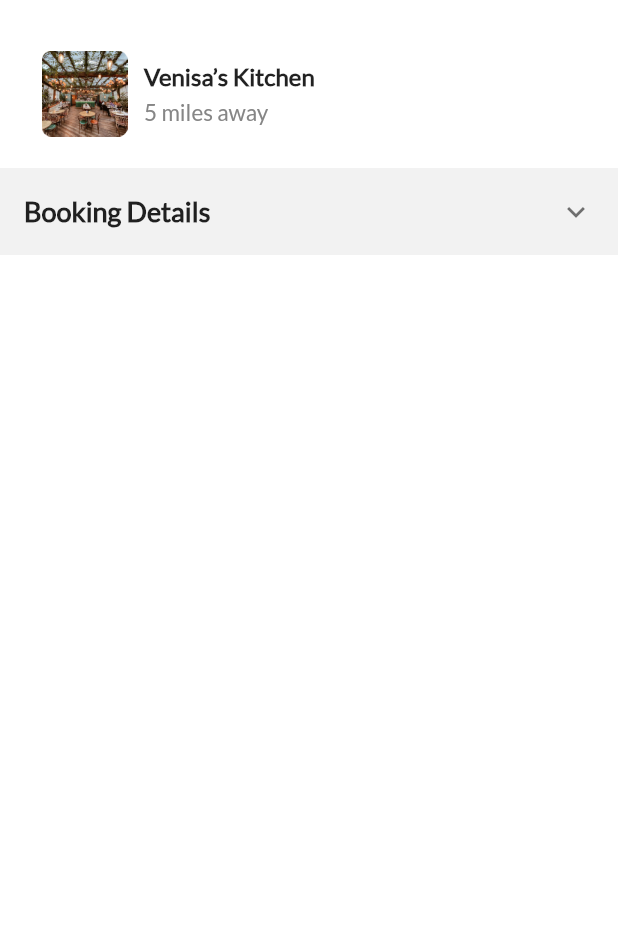
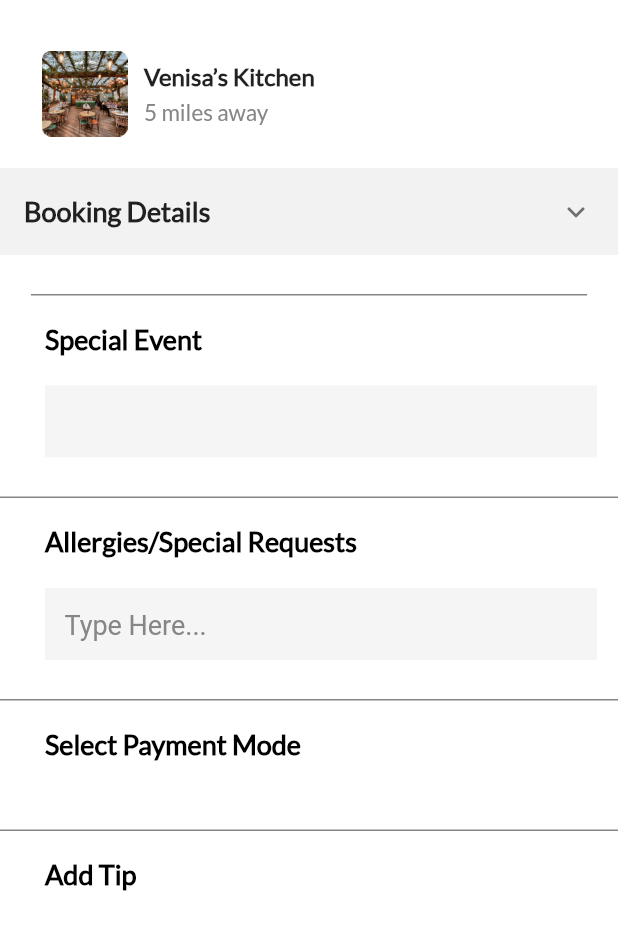
Before and after one commit to anilabansal/TableBooking, a Flutter app: the ServiceSummaryView screen opened directly with empty values, on a phone screen of 412 x 824 dp, the part 63-1013 px from its top. Run offline on Flutter 3.47's test engine with Material 2 defaults, Android fonts, the phone set to English and light mode, and no system bars; our stand-ins replace flutter_toggle_tab, get, pinput; missing offline and left inert: country_phone_code_picker.

Commit message:
Mid service in prgress

```diff
--- a/lib/view/summary/mid_service_summary.dart
+++ b/lib/view/summary/mid_service_summary.dart
@@ -4,6 +4,7 @@ import 'package:booking_table/utils/common/widgets_methods/common_app_bar.dart';
 import 'package:booking_table/utils/common/widgets_methods/common_button.dart';
 import 'package:booking_table/utils/common/widgets_methods/common_sized_box.dart';
 import 'package:booking_table/utils/common/widgets_methods/common_text.dart';
+import 'package:booking_table/utils/common/widgets_methods/common_textformfield.dart';
 import 'package:booking_table/utils/common/widgets_methods/restaurant_name_distance.dart';
 import 'package:flutter/material.dart';
 import 'package:get/get.dart';
@@ -22,11 +23,155 @@ class ServiceSummaryView extends StatelessWidget {
     return Scaffold(
       backgroundColor: Colors.white,
       appBar: appBarCommon(text: "Summary"),
-      body: Column(
+      body: SingleChildScrollView(
+        child: Column(
           children: [
-          const CommonRestaurantNameDistance(),
+            SummaryTopView(),
             CommonSizedBox(height: 21),
-          ExpansionTile(
+            SummaryBookingDetailsView(),
+            Container(
+              margin: const EdgeInsets.only(bottom: 18.0, top: 26.0),
+              height: 1,
+              width: Get.width * 0.9,
+              color: textLight868686,
+            ),
+            SummaryBottomView(),
+          ],
+        ),
+      ),
+    );
+  }
+}
+
+class SummaryBottomView extends StatelessWidget {
+  const SummaryBottomView({
+    Key? key,
+  }) : super(key: key);
+
+  @override
+  Widget build(BuildContext context) {
+    return Column(
+      children: [
+        Padding(
+          padding: const EdgeInsets.only(left: 30, right: 14),
+          child: Column(
+            crossAxisAlignment: CrossAxisAlignment.start,
+            children: [
+              CommonText(
+                textAlign: TextAlign.left,
+                text: 'Special Event',
+                color: black000000,
+                fontSize: 18,
+                fontWeight: FontWeight.w600,
+              ),
+              CommonSizedBox(
+                height: 20,
+              ),
+              CommonTextFormField(
+                fillColor: whiteF5F5F5,
+                filled: true,
+              ),
+            ],
+          ),
+        ),
+        Container(
+          margin: const EdgeInsets.only(bottom: 18.0, top: 26.0),
+          height: 1,
+          width: Get.width,
+          color: textLight868686,
+        ),
+        Padding(
+          padding: const EdgeInsets.only(left: 30, right: 14),
+          child: Column(
+            crossAxisAlignment: CrossAxisAlignment.start,
+            children: [
+              CommonText(
+                textAlign: TextAlign.left,
+                text: 'Allergies/Special Requests',
+                color: black000000,
+                fontSize: 18,
+                fontWeight: FontWeight.w600,
+              ),
+              CommonSizedBox(
+                height: 20,
+              ),
+              CommonTextFormField(
+                fillColor: whiteF5F5F5,
+                filled: true,
+                hintText: 'Type Here...',
+                color: textLight868686,
+                fontSize: 18,
+              ),
+            ],
+          ),
+        ),
+        Container(
+          margin: const EdgeInsets.only(bottom: 18.0, top: 26.0),
+          height: 1,
+          width: Get.width,
+          color: textLight868686,
+        ),
+        Padding(
+          padding: const EdgeInsets.only(left: 30, right: 14),
+          child: Column(
+            crossAxisAlignment: CrossAxisAlignment.start,
+            children: [
+              CommonText(
+                textAlign: TextAlign.left,
+                text: 'Select Payment Mode',
+                color: black000000,
+                fontSize: 18,
+                fontWeight: FontWeight.w600,
+              ),
+              CommonSizedBox(
+                height: 20,
+              ),
+              Row(
+                children: [],
+              ),
+            ],
+          ),
+        ),
+        Container(
+          margin: const EdgeInsets.only(bottom: 18.0, top: 26.0),
+          height: 1,
+          width: Get.width,
+          color: textLight868686,
+        ),
+        Padding(
+          padding: const EdgeInsets.only(left: 30, right: 14),
+          child: Column(
+            crossAxisAlignment: CrossAxisAlignment.start,
+            children: [
+              CommonText(
+                textAlign: TextAlign.left,
+                text: 'Add Tip',
+                color: black000000,
+                fontSize: 18,
+                fontWeight: FontWeight.w600,
+              ),
+              CommonSizedBox(
+                height: 20,
+              ),
+              Row(
+                children: [],
+              ),
+            ],
+          ),
+        ),
+      ],
+    );
+  }
+}
+
+class SummaryBookingDetailsView extends StatelessWidget {
+  const SummaryBookingDetailsView({
+    Key? key,
+  }) : super(key: key);
+
+  @override
+  Widget build(BuildContext context) {
+    return ExpansionTile(
       backgroundColor: whiteF2F2F2,
       collapsedBackgroundColor: whiteF2F2F2,
       title: CommonText(
@@ -110,7 +255,7 @@ class ServiceSummaryView extends StatelessWidget {
           ),
         ),
         Container(
-                padding: const EdgeInsets.only(
+          margin: const EdgeInsets.only(
             bottom: 20.0,
           ),
           height: 1,
@@ -202,6 +347,7 @@ class ServiceSummaryView extends StatelessWidget {
                       Icon(
                         Icons.edit,
                         color: Colors.white,
+                        size: 16,
                       ),
                       CommonSizedBox(
                         width: 9,
@@ -211,7 +357,7 @@ class ServiceSummaryView extends StatelessWidget {
                         color: Colors.white,
                         fontSize: 14,
                         fontWeight: FontWeight.w400,
-                            )
+                      ),
                     ],
                   ),
                 ),
@@ -220,9 +366,17 @@ class ServiceSummaryView extends StatelessWidget {
           ),
         ),
       ],
-          ),
-        ],
-      ),
     );
   }
 }
+
+class SummaryTopView extends StatelessWidget {
+  const SummaryTopView({
+    Key? key,
+  }) : super(key: key);
+
+  @override
+  Widget build(BuildContext context) {
+    return const CommonRestaurantNameDistance();
+  }
+}
```
Lines whose indentation alone changed are shown as unchanged.
